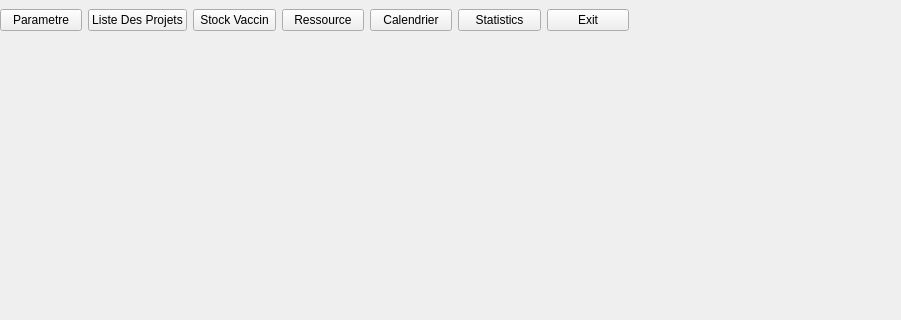
The window that mainwindow.ui (ProjetCPP-S2-2A15/projetcpp2a15-vaccicare) describes before a commit, drawn with Qt 5; both pictures show x 0 to 901 and y 0 to 320 of the 1196 by 727 pixel window.
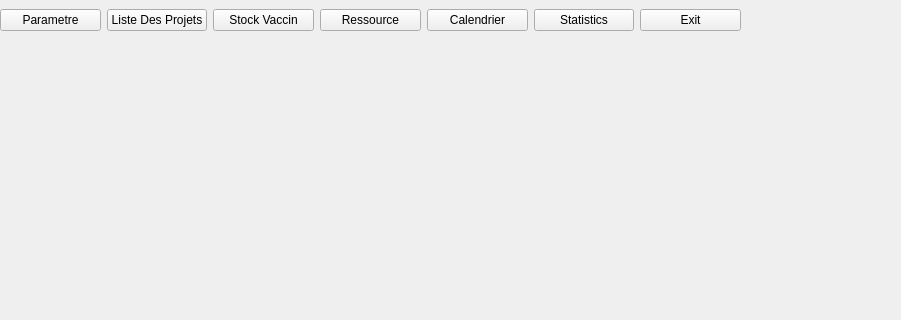
The same window after the commit.

What changed in the file:
```diff
--- a/mainwindow.ui
+++ b/mainwindow.ui
@@ -19,7 +19,7 @@
      <rect>
       <x>0</x>
       <y>0</y>
-      <width>629</width>
+      <width>741</width>
       <height>41</height>
      </rect>
     </property>
```
